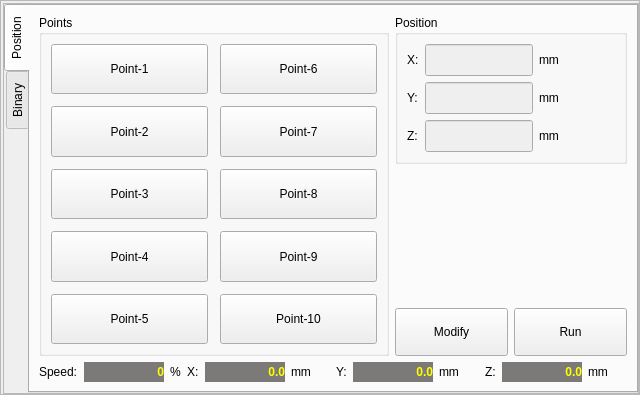
Before: the Qt Designer form hcmanualoperation/ichcmanualoperationpageframe.ui in GaussCheng/2-5AxisPunch, drawn with Qt 5.
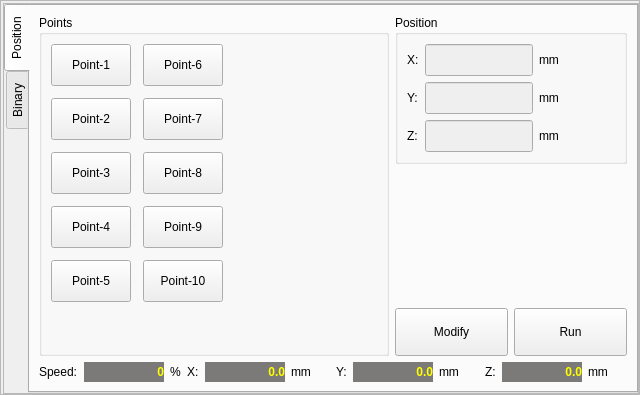
After: the same form once the commit is applied. Custom widgets are drawn as their Qt base class.

What changed in the file:
```diff
--- a/hcmanualoperation/ichcmanualoperationpageframe.ui
+++ b/hcmanualoperation/ichcmanualoperationpageframe.ui
@@ -151,6 +151,9 @@
                  <property name="text">
                   <string>Point-7</string>
                  </property>
+                 <property name="checkable">
+                  <bool>true</bool>
+                 </property>
                  <attribute name="buttonGroup">
                   <string>buttonGroup</string>
                  </attribute>
@@ -167,6 +170,9 @@
                  <property name="text">
                   <string>Point-8</string>
                  </property>
+                 <property name="checkable">
+                  <bool>true</bool>
+                 </property>
                  <attribute name="buttonGroup">
                   <string>buttonGroup</string>
                  </attribute>
@@ -183,6 +189,9 @@
                  <property name="text">
                   <string>Point-9</string>
                  </property>
+                 <property name="checkable">
+                  <bool>true</bool>
+                 </property>
                  <attribute name="buttonGroup">
                   <string>buttonGroup</string>
                  </attribute>
@@ -199,6 +208,9 @@
                  <property name="text">
                   <string>Point-6</string>
                  </property>
+                 <property name="checkable">
+                  <bool>true</bool>
+                 </property>
                  <attribute name="buttonGroup">
                   <string>buttonGroup</string>
                  </attribute>
@@ -253,11 +265,40 @@
                  <property name="text">
                   <string>Point-5</string>
                  </property>
+                 <property name="checkable">
+                  <bool>true</bool>
+                 </property>
                  <attribute name="buttonGroup">
                   <string>buttonGroup</string>
                  </attribute>
                 </widget>
                </item>
+               <item row="5" column="0">
+                <spacer name="verticalSpacer_3">
+                 <property name="orientation">
+                  <enum>Qt::Vertical</enum>
+                 </property>
+                 <property name="sizeHint" stdset="0">
+                  <size>
+                   <width>20</width>
+                   <height>40</height>
+                  </size>
+                 </property>
+                </spacer>
+               </item>
+               <item row="0" column="2">
+                <spacer name="horizontalSpacer_5">
+                 <property name="orientation">
+                  <enum>Qt::Horizontal</enum>
+                 </property>
+                 <property name="sizeHint" stdset="0">
+                  <size>
+                   <width>40</width>
+                   <height>20</height>
+                  </size>
+                 </property>
+                </spacer>
+               </item>
               </layout>
              </widget>
             </item>
```
